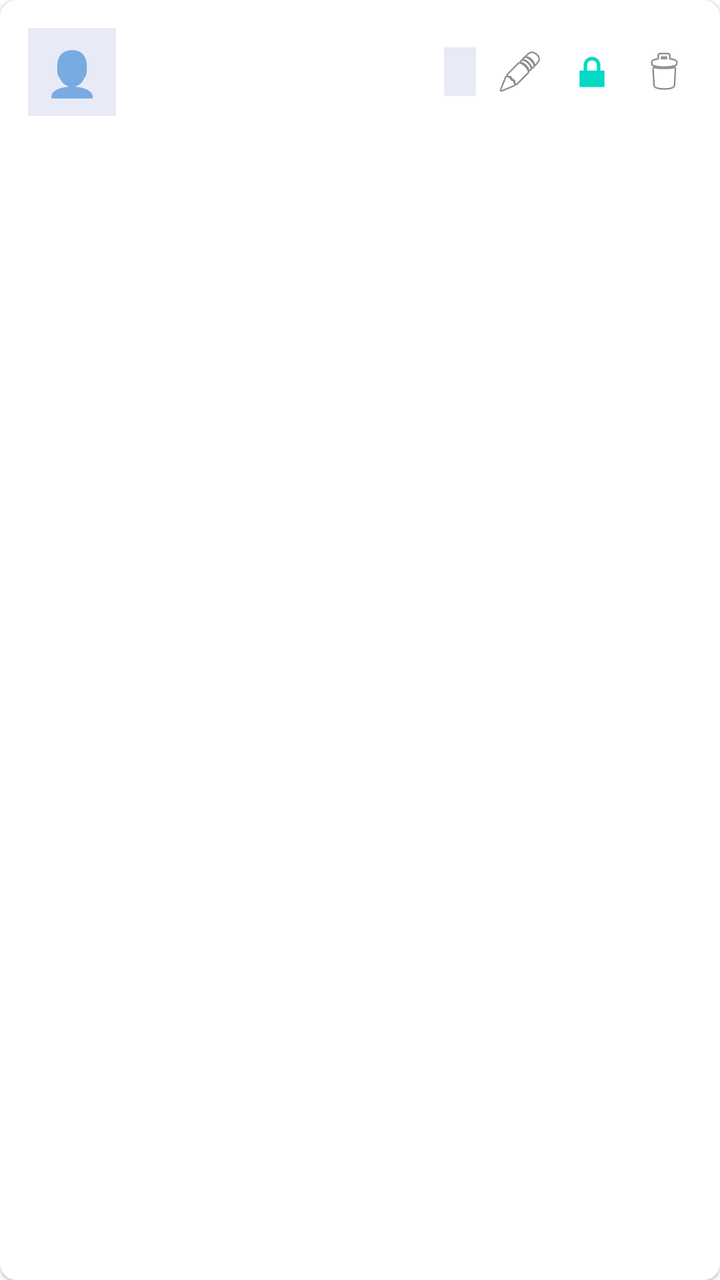
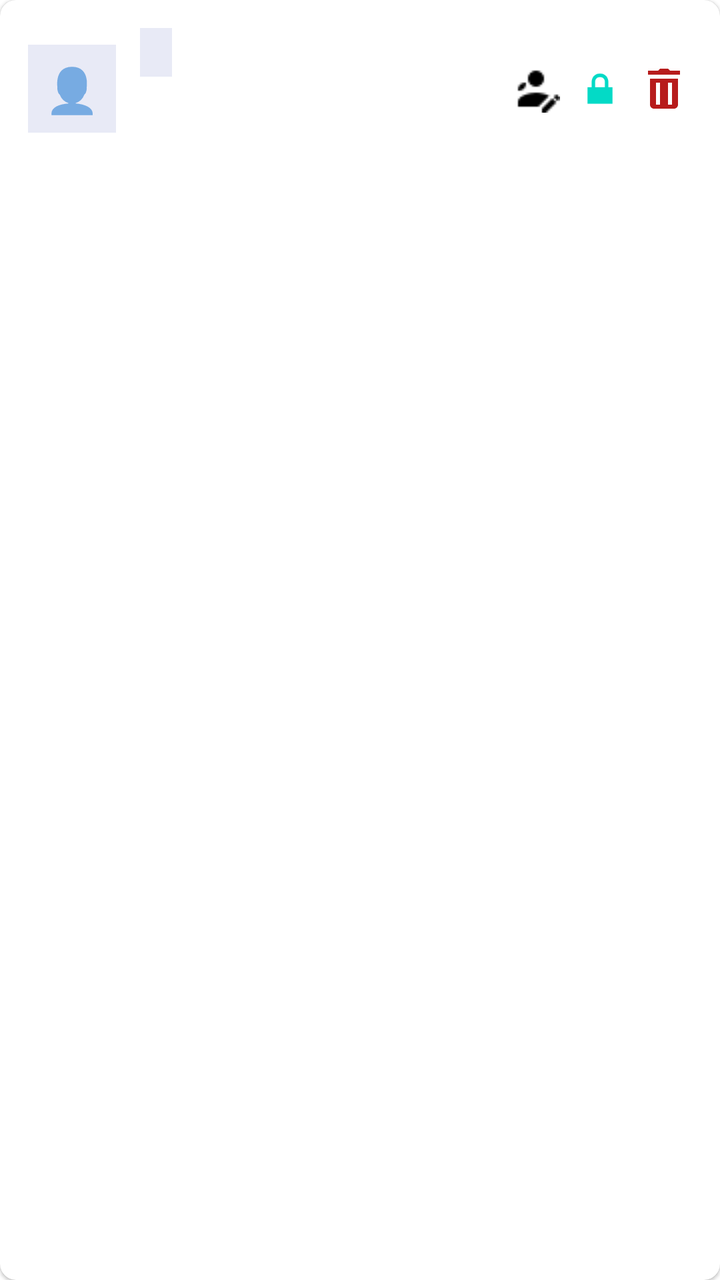

Compare the two renders of this Android layout. The source of the first and the diff that turns it into the second are given below.
<!-- AndroidManifest.xml: application theme Theme.MaterialComponents.Light.NoActionBar -->
<!-- res/layout/item_member.xml -->
<?xml version="1.0" encoding="utf-8"?>
<androidx.cardview.widget.CardView
    xmlns:android="http://schemas.android.com/apk/res/android"
    xmlns:app="http://schemas.android.com/apk/res-auto"
    android:layout_width="match_parent"
    android:layout_height="wrap_content"
    android:layout_margin="4dp"
    app:cardCornerRadius="8dp"
    app:cardElevation="1dp">

    <LinearLayout
        android:layout_width="match_parent"
        android:layout_height="wrap_content"
        android:orientation="horizontal"
        android:padding="14dp"
        android:gravity="center_vertical">

        
        <FrameLayout
            android:layout_width="44dp"
            android:layout_height="44dp"
            android:background="@color/background_badge"
            android:layout_marginEnd="12dp">

            <TextView
                android:id="@+id/tvProfileEmoji"
                android:layout_width="match_parent"
                android:layout_height="match_parent"
                android:gravity="center"
                android:text="👤"
                android:textSize="22sp"/>

            <ImageView
                android:id="@+id/ivProfilePhoto"
                android:layout_width="match_parent"
                android:layout_height="match_parent"
                android:scaleType="centerCrop"
                android:visibility="gone"
                android:contentDescription="얼굴 사진"/>

        </FrameLayout>

        
        <LinearLayout
            android:layout_width="0dp"
            android:layout_height="wrap_content"
            android:layout_weight="1"
            android:orientation="vertical">

            <TextView
                android:id="@+id/tvName"
                android:layout_width="wrap_content"
                android:layout_height="wrap_content"
                android:textSize="15sp"
                android:textStyle="bold"
                android:textColor="@color/text_primary"/>

            <TextView
                android:id="@+id/tvMilitaryId"
                android:layout_width="wrap_content"
                android:layout_height="wrap_content"
                android:textSize="12sp"
                android:textColor="@color/text_tertiary"/>
        </LinearLayout>

        
        <TextView
            android:id="@+id/tvUnit"
            android:layout_width="wrap_content"
            android:layout_height="wrap_content"
            android:textSize="12sp"
            android:textColor="@color/brand_primary"
            android:background="@color/background_badge"
            android:paddingHorizontal="8dp"
            android:paddingVertical="4dp"/>

        
        <ImageView
            android:id="@+id/ivEditMember"
            android:layout_width="28dp"
            android:layout_height="28dp"
            android:layout_marginStart="8dp"
            android:padding="2dp"
            android:src="@android:drawable/ic_menu_edit"
            android:contentDescription="대원 정보 수정"/>

        
        <ImageView
            android:id="@+id/ivResetPassword"
            android:layout_width="28dp"
            android:layout_height="28dp"
            android:layout_marginStart="8dp"
            android:padding="2dp"
            android:src="@android:drawable/ic_lock_lock"
            android:contentDescription="비밀번호 변경"/>

        
        <ImageView
            android:id="@+id/ivDeleteMember"
            android:layout_width="28dp"
            android:layout_height="28dp"
            android:layout_marginStart="8dp"
            android:padding="2dp"
            android:src="@android:drawable/ic_menu_delete"
            android:contentDescription="대원 삭제"/>

    </LinearLayout>
</androidx.cardview.widget.CardView>
<!-- resources referenced by this layout -->
<resources>
  <color name="background_badge">#FFE8EAF6</color>
  <color name="brand_primary">#FF1A237E</color>
  <color name="text_primary">#FF333333</color>
  <color name="text_tertiary">#FF999999</color>
</resources>

<!-- the commit's change to res/layout/item_member.xml (unified diff, before → after) -->
@@ -47,6 +47,17 @@
             android:layout_weight="1"
             android:orientation="vertical">
 
+            
+            <TextView
+                android:id="@+id/tvUnit"
+                android:layout_width="wrap_content"
+                android:layout_height="wrap_content"
+                android:textSize="12sp"
+                android:textColor="@color/brand_primary"
+                android:background="@color/background_badge"
+                android:paddingHorizontal="8dp"
+                android:paddingVertical="4dp"/>
+
             <TextView
                 android:id="@+id/tvName"
                 android:layout_width="wrap_content"
@@ -63,25 +74,17 @@
                 android:textColor="@color/text_tertiary"/>
         </LinearLayout>
 
-        
-        <TextView
-            android:id="@+id/tvUnit"
-            android:layout_width="wrap_content"
-            android:layout_height="wrap_content"
-            android:textSize="12sp"
-            android:textColor="@color/brand_primary"
-            android:background="@color/background_badge"
-            android:paddingHorizontal="8dp"
-            android:paddingVertical="4dp"/>
+
 
         
         <ImageView
             android:id="@+id/ivEditMember"
             android:layout_width="28dp"
             android:layout_height="28dp"
-            android:layout_marginStart="8dp"
+            android:layout_marginStart="4dp"
             android:padding="2dp"
-            android:src="@android:drawable/ic_menu_edit"
+            android:src="@drawable/icons8_writer"
+            android:background="?attr/selectableItemBackground"
             android:contentDescription="대원 정보 수정"/>
 
         
@@ -89,7 +92,7 @@
             android:id="@+id/ivResetPassword"
             android:layout_width="28dp"
             android:layout_height="28dp"
-            android:layout_marginStart="8dp"
+            android:layout_marginStart="4dp"
             android:padding="2dp"
             android:src="@android:drawable/ic_lock_lock"
             android:contentDescription="비밀번호 변경"/>
@@ -99,9 +102,10 @@
             android:id="@+id/ivDeleteMember"
             android:layout_width="28dp"
             android:layout_height="28dp"
-            android:layout_marginStart="8dp"
+            android:layout_marginStart="4dp"
             android:padding="2dp"
-            android:src="@android:drawable/ic_menu_delete"
+            android:src="@drawable/icons8_trash"
+            app:tint="@color/color_danger"
             android:contentDescription="대원 삭제"/>
 
     </LinearLayout>
<!-- resource entries referenced after the edit -->
@@ -2,7 +2,19 @@
 <resources>
   <color name="background_badge">#FFE8EAF6</color>
   <color name="brand_primary">#FF1A237E</color>
+  <color name="color_danger">#FFB71C1C</color>
   <color name="text_primary">#FF333333</color>
   <color name="text_tertiary">#FF999999</color>
+  <!-- drawable icons8_trash (drawable) -->
+  <vector xmlns:android="http://schemas.android.com/apk/res/android"
+      android:width="24dp"
+      android:height="24dp"
+      android:viewportWidth="24"
+      android:viewportHeight="24">
+    <path
+        android:fillColor="#FF000000"
+        android:pathData="M10,2L9,3L4,3L4,5L20,5L20,3L15,3L14,2L10,2zM5,7L5,20C5,21.1 5.9,22 7,22L17,22C18.1,22 19,21.1 19,20L19,7L5,7zM8,9L10,9L10,20L8,20L8,9zM14,9L16,9L16,20L14,20L14,9z"/>
+  </vector>
+  <!-- drawable icons8_writer: png bitmap (drawable, 328 bytes) -->
 </resources>
 
